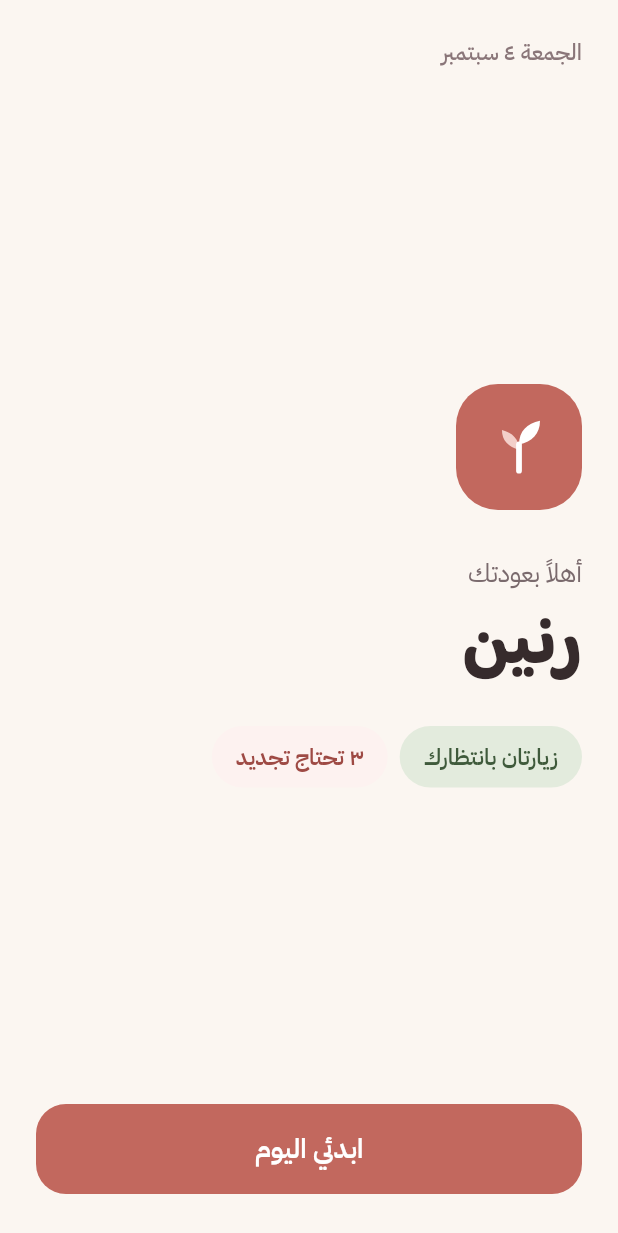
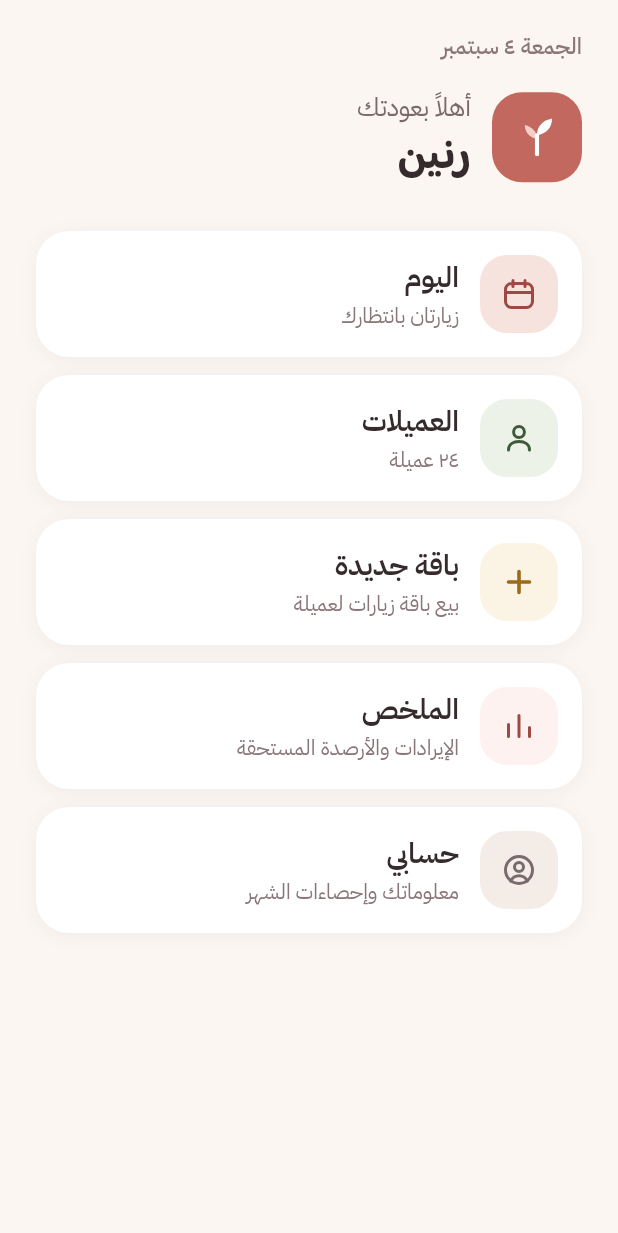
Before and after one commit to ruaa-diab/Dietitian-s-diary, a Flutter app: the screen it shows after launch, on a phone screen of 412 x 824 dp. Shown: the top 1233 px of the screen. Run offline on Flutter 3.47's test engine with Material 3 defaults, Android fonts, the phone set to English and light mode, and no system bars; our stand-ins replace share_plus, sqflite; accounts and stored records are empty.

Commit message:
Turn the welcome screen into a navigation hub
The name is already رنين (confirmed, set a few commits back — nothing to
change there). This is the second ask: replace the single "ابدئي اليوم"
button with direct jumps into every section, so opening the app doubles
as a menu instead of always routing through today's visits first.

- HomeShell takes an optional initialTab (defaults to اليوم, so every
  existing call site is unaffected), letting a caller open straight on
  a chosen tab instead of always landing on Today.
- WelcomeScreen now lists all five sections — اليوم, العميلات, باقة
  جديدة, الملخص, حسابي — each as a tappable card with a short, mostly
  dynamic subtitle (اليوم shows how many visits are pending, العميلات
  shows the client count), tapping through to that tab directly.

Login itself is still on hold pending the session/JWT discussion from
before this.

59 tests pass; flutter analyze clean.

Co-Authored-By: Claude Sonnet 5 <noreply@anthropic.com>
Claude-Session: https://claude.ai/code/session_01Y4TDXvnThxYGKFPqUvWY2d

```diff
--- a/lib/screens/home_shell.dart
+++ b/lib/screens/home_shell.dart
@@ -15,14 +15,19 @@ import 'today_screen.dart';
 /// summary, or the celebration. As a tab it starts with no client and
 /// asks for one first.
 class HomeShell extends StatefulWidget {
-  const HomeShell({super.key});
+  const HomeShell({super.key, this.initialTab = AppTab.today});
+
+  /// Which tab opens first — set when arriving from the welcome screen's
+  /// "go straight to X" options, so choosing العميلات there actually
+  /// lands on العميلات instead of always opening on اليوم first.
+  final AppTab initialTab;
 
   @override
   State<HomeShell> createState() => _HomeShellState();
 }
 
 class _HomeShellState extends State<HomeShell> {
-  AppTab _tab = AppTab.today;
+  late AppTab _tab = widget.initialTab;
 
   void _onSelect(AppTab tab) => setState(() => _tab = tab);
 
--- a/lib/screens/welcome_screen.dart
+++ b/lib/screens/welcome_screen.dart
@@ -5,12 +5,14 @@ import '../data/store_scope.dart';
 import '../theme/app_colors.dart';
 import '../theme/app_text_styles.dart';
 import '../utils/formatting.dart';
+import '../widgets/app_bottom_nav.dart';
 import '../widgets/common.dart';
 import '../widgets/line_icon.dart';
 import 'home_shell.dart';
 
-/// The landing screen: greets the dietitian by name and tells her what is
-/// waiting before she goes anywhere.
+/// Shown right after logging in: greets her, then offers a direct jump
+/// into each part of the app — a menu, not a single generic "start"
+/// button that always dumps her into today's visits.
 class WelcomeScreen extends StatelessWidget {
   const WelcomeScreen({super.key});
 
@@ -19,45 +21,92 @@ class WelcomeScreen extends StatelessWidget {
     final store = StoreScope.of(context);
     final today = DateTime.now();
     final pending = store.todayVisits.where((v) => !v.isResolved).length;
-    final renewals = store.needsRenewal.length;
 
     return Scaffold(
       backgroundColor: AppColors.surface,
       body: SafeArea(
         child: Padding(
-          padding: const EdgeInsets.fromLTRB(24, 24, 24, 28),
+          padding: const EdgeInsets.fromLTRB(24, 20, 24, 16),
           child: Column(
             crossAxisAlignment: CrossAxisAlignment.stretch,
             children: [
               Text(ArabicDates.weekdayDayMonth(today), style: AppText.dateHeader),
-              Expanded(
-                child: Column(
-                  mainAxisAlignment: MainAxisAlignment.center,
-                  crossAxisAlignment: CrossAxisAlignment.start,
+              const SizedBox(height: 16),
+              Row(
                 children: [
                   Container(
-                      width: 84,
-                      height: 84,
+                    width: 60,
+                    height: 60,
                     alignment: Alignment.center,
                     decoration: BoxDecoration(
                       color: AppColors.clay,
-                        borderRadius: BorderRadius.circular(28),
+                      borderRadius: BorderRadius.circular(20),
                     ),
-                      child: const BrandLeaf(size: 42),
+                    child: const BrandLeaf(size: 30),
                   ),
-                    const SizedBox(height: 28),
+                  const SizedBox(width: 14),
+                  Expanded(
+                    child: Column(
+                      crossAxisAlignment: CrossAxisAlignment.start,
+                      children: [
                         Text('أهلاً بعودتك', style: AppText.bodyLarge),
-                    const SizedBox(height: 4),
-                    Text(PracticeProfile.firstName, style: AppText.screenTitle.copyWith(fontSize: 44)),
-                    const SizedBox(height: 20),
-                    _TodayLine(pending: pending, renewals: renewals),
+                        Text(PracticeProfile.firstName, style: AppText.pageHeadline),
                       ],
                     ),
                   ),
-              PrimaryButton(
-                label: 'ابدئي اليوم',
-                onPressed: () => Navigator.of(context).pushReplacement(
-                  MaterialPageRoute<void>(builder: (_) => const HomeShell()),
+                ],
+              ),
+              const SizedBox(height: 28),
+              Expanded(
+                child: ListView(
+                  children: [
+                    _NavOption(
+                      icon: AppIcons.calendar,
+                      color: AppColors.clayDark,
+                      background: AppColors.clayTint,
+                      title: 'اليوم',
+                      subtitle: pending > 0
+                          ? '${ArabicDates.visits(pending)} بانتظارك'
+                          : 'لا زيارات اليوم',
+                      onTap: () => _open(context, AppTab.today),
+                    ),
+                    const SizedBox(height: 12),
+                    _NavOption(
+                      icon: AppIcons.person,
+                      color: AppColors.sageText,
+                      background: AppColors.sageBgAlt,
+                      title: 'العميلات',
+                      subtitle: '${fmtInt(store.clients.length)} عميلة',
+                      onTap: () => _open(context, AppTab.clients),
+                    ),
+                    const SizedBox(height: 12),
+                    _NavOption(
+                      icon: AppIcons.plus,
+                      color: AppColors.honeyText,
+                      background: AppColors.honeyBg,
+                      title: 'باقة جديدة',
+                      subtitle: 'بيع باقة زيارات لعميلة',
+                      onTap: () => _open(context, AppTab.newPackage),
+                    ),
+                    const SizedBox(height: 12),
+                    _NavOption(
+                      icon: AppIcons.bars,
+                      color: AppColors.clayDark,
+                      background: AppColors.dueBg,
+                      title: 'الملخص',
+                      subtitle: 'الإيرادات والأرصدة المستحقة',
+                      onTap: () => _open(context, AppTab.summary),
+                    ),
+                    const SizedBox(height: 12),
+                    _NavOption(
+                      icon: AppIcons.profile,
+                      color: AppColors.textSecondary,
+                      background: AppColors.divider,
+                      title: 'حسابي',
+                      subtitle: 'معلوماتك وإحصاءات الشهر',
+                      onTap: () => _open(context, AppTab.profile),
+                    ),
+                  ],
                 ),
               ),
             ],
@@ -66,38 +115,74 @@ class WelcomeScreen extends StatelessWidget {
       ),
     );
   }
+
+  void _open(BuildContext context, AppTab tab) {
+    Navigator.of(context).pushReplacement(
+      MaterialPageRoute<void>(builder: (_) => HomeShell(initialTab: tab)),
+    );
+  }
 }
 
-/// A one-line brief of what needs attention, so the greeting earns its place.
-class _TodayLine extends StatelessWidget {
-  const _TodayLine({required this.pending, required this.renewals});
+class _NavOption extends StatelessWidget {
+  const _NavOption({
+    required this.icon,
+    required this.color,
+    required this.background,
+    required this.title,
+    required this.subtitle,
+    required this.onTap,
+  });
 
-  final int pending;
-  final int renewals;
+  final LineIconData icon;
+  final Color color;
+  final Color background;
+  final String title;
+  final String subtitle;
+  final VoidCallback onTap;
 
   @override
   Widget build(BuildContext context) {
-    if (pending == 0 && renewals == 0) {
-      return Text('لا شيء عاجل اليوم. يوم هادئ.', style: AppText.bodyLarge);
-    }
-
-    return Wrap(
-      spacing: 8,
-      runSpacing: 8,
+    return Material(
+      color: Colors.transparent,
+      child: InkWell(
+        borderRadius: BorderRadius.circular(22),
+        onTap: onTap,
+        child: DecoratedBox(
+          decoration: BoxDecoration(
+            color: AppColors.card,
+            borderRadius: BorderRadius.circular(22),
+            boxShadow: const [
+              BoxShadow(color: Color(0x0D362B2C), blurRadius: 10, offset: Offset(0, 2)),
+            ],
+          ),
+          child: Padding(
+            padding: const EdgeInsets.all(16),
+            child: Row(
               children: [
-        if (pending > 0)
-          StatusPill.success(
-            '${ArabicDates.visits(pending)} بانتظارك',
-            padding: const EdgeInsets.symmetric(horizontal: 16, vertical: 10),
-            textStyle: AppText.chip,
+                IconTile(
+                  icon: icon,
+                  color: color,
+                  background: background,
+                  size: 52,
+                  radius: 18,
+                  iconSize: 24,
                 ),
-        if (renewals > 0)
-          StatusPill.due(
-            '${fmtInt(renewals)} تحتاج تجديد',
-            padding: const EdgeInsets.symmetric(horizontal: 16, vertical: 10),
-            textStyle: AppText.chip,
+                const SizedBox(width: 14),
+                Expanded(
+                  child: Column(
+                    crossAxisAlignment: CrossAxisAlignment.start,
+                    children: [
+                      Text(title, style: AppText.listName),
+                      const SizedBox(height: 2),
+                      Text(subtitle, style: AppText.metaSmall),
+                    ],
+                  ),
                 ),
               ],
+            ),
+          ),
+        ),
+      ),
     );
   }
 }
```
Also changed, not shown: 2 other files. Lines whose indentation alone changed are shown as unchanged.
